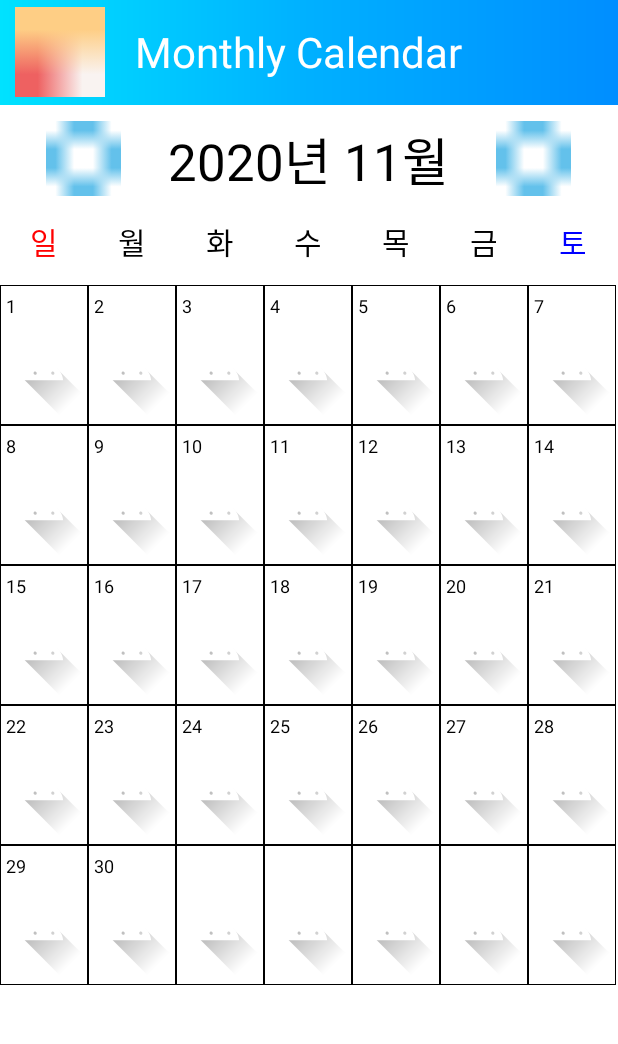
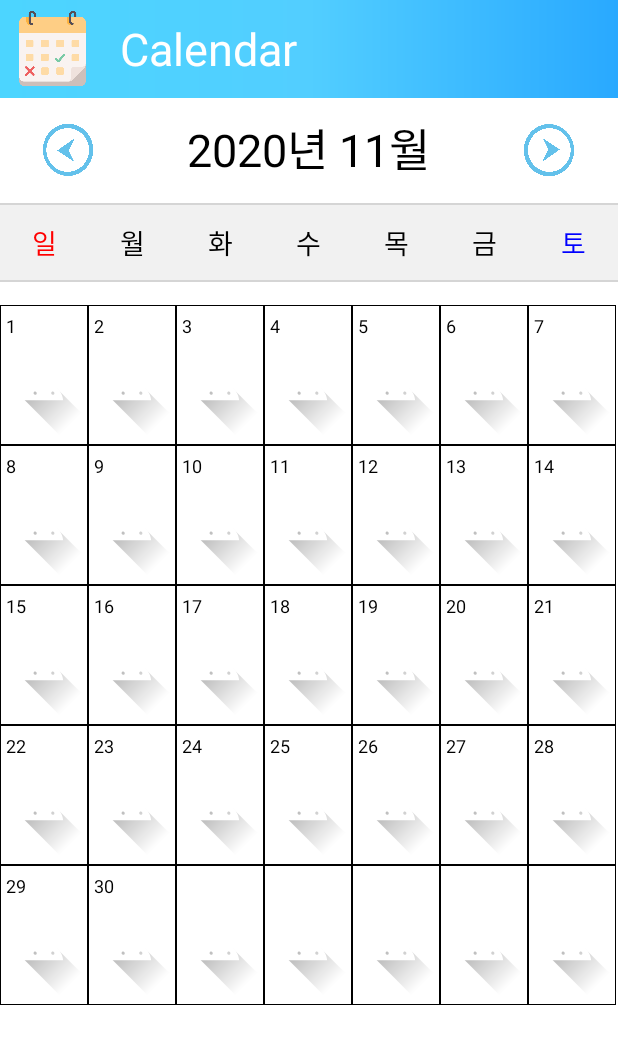
Before and after one commit to dmrkp77/project2_broWithSJ, an Android app: the CalendarActivity screen opened directly, with no data from a screen before it, on a phone screen of 412 x 824 dp. Shown: the top 1044 px of the screen. Run offline under Robolectric (Android 15) with nearby library versions, the phone set to English and light mode, and no system bars.

Commit message:
디자인 색상 변경 및 오류 수정 - 메인 테마 배경색상 변경 (파랑색 계열 그라데이션) - 하단 가이드바 색상 변경 (하늘색 계열) - 달력 이미지 깨지는 오류 수정, 디자인 일부 변경 - 새 액티비티 이동 후 돌아올 시 배너 자동 이동 안되는 현상 고침(오류 수정)

```diff
--- a/app/src/main/java/com/project2/bodycheck/main/ActionHome.java
+++ b/app/src/main/java/com/project2/bodycheck/main/ActionHome.java
@@ -80,22 +80,21 @@ public class ActionHome extends Fragment {
     private Timer timer;
     private final long DELAY_MS = 500;
     private final long PERIOD_MS = 3000;
+    private final Handler handler = new Handler();
+    private final Runnable Update = new Runnable() {
+        @Override
+        public void run() {
+            //이미지 개수 만큼 숫자 조절 필요
+            if(currentPage == 2) { currentPage = 0; }
+            viewPager.setCurrentItem(currentPage++, true);
+        }
+    };
 
     @Override
     public void onCreate(Bundle savedInstanceState) {
         super.onCreate(savedInstanceState);
         setRetainInstance(true);
         this.adapter = new ViewPagerAdapter(getChildFragmentManager());
-        //뷰 페이저 자동 넘김
-        final Handler handler = new Handler();
-        final Runnable Update = new Runnable() {
-            @Override
-            public void run() {
-                //이미지 개수 만큼 숫자 조절 필요
-                if(currentPage == 2) { currentPage = 0; }
-                viewPager.setCurrentItem(currentPage++, true);
-            }
-        };
         //페이지 넘김 시간 조절
         timer = new Timer();
         timer.schedule(new TimerTask() {
@@ -115,6 +114,14 @@ public class ActionHome extends Fragment {
     @Override
     public void onResume() {
         super.onResume();
+        timer.cancel();
+        timer = new Timer();
+        timer.schedule(new TimerTask() {
+            @Override
+            public void run() {
+                handler.post(Update);
+            }
+        }, DELAY_MS, PERIOD_MS);
     }
 
     @Override
--- a/app/src/main/res/drawable-hdpi/item_color.xml
+++ b/app/src/main/res/drawable-hdpi/item_color.xml
@@ -2,5 +2,5 @@
 <selector xmlns:android="http://schemas.android.com/apk/res/android">
     <item android:state_checked="true"
         android:color="#000000"/>
-    <item android:color="#E0DEDE"/>
+    <item android:color="#BDBDBD"/>
 </selector>
--- a/app/src/main/res/drawable/bg_view.xml
+++ b/app/src/main/res/drawable/bg_view.xml
@@ -1,4 +1,4 @@
 <?xml version="1.0" encoding="utf-8"?>
 <shape xmlns:android="http://schemas.android.com/apk/res/android">
-    <solid android:color="#b2d5e5"></solid>
+    <solid android:color="#A5E9FF"></solid>
 </shape>
--- a/app/src/main/res/drawable/gradient_blue.xml
+++ b/app/src/main/res/drawable/gradient_blue.xml
@@ -3,7 +3,7 @@
     <gradient
         android:angle="0"
         android:type="linear"
-        android:startColor="#00E2FF"
-        android:centerColor="#00B0FF"
-        android:endColor="#008EFF" />
+        android:startColor="#4CD5FF"
+        android:centerColor="#52CEFF"
+        android:endColor="#29A9FF" />
 </shape>
--- a/app/src/main/res/layout/activity_content.xml
+++ b/app/src/main/res/layout/activity_content.xml
@@ -22,7 +22,7 @@
         android:layout_marginStart="0dp"
         android:layout_marginEnd="0dp"
         android:layout_weight="1"
-        android:background="#b2d5e5"
+        android:background="#A5E9FF"
         app:itemBackground="@drawable/bg_view"
         app:itemIconTint="@drawable/item_color"
         app:itemTextColor="@drawable/item_color"
--- a/app/src/main/res/layout/calendar.xml
+++ b/app/src/main/res/layout/calendar.xml
@@ -9,14 +9,14 @@
     <LinearLayout
         android:gravity="center"
         android:layout_width="match_parent"
-        android:layout_height="70dp"
+        android:layout_height="65dp"
         android:orientation="horizontal"
         android:background="@drawable/gradient_blue">
 
         <ImageView
             android:layout_marginLeft="10dp"
-            android:layout_width="60dp"
-            android:layout_height="60dp"
+            android:layout_width="50dp"
+            android:layout_height="50dp"
             android:background="@drawable/calendar"/>
 
         <TextView
@@ -25,23 +25,24 @@
             android:layout_height="60dp"
             android:gravity="center_vertical"
             android:paddingLeft="14dp"
-            android:text="Monthly Calendar"
+            android:text="Calendar"
             android:textColor="@color/colorWhite"
-            android:textSize="28sp"/>
+            android:textSize="30sp"/>
 
     </LinearLayout>
 
     <LinearLayout
         android:gravity="center"
-        android:layout_marginTop="6dp"
+        android:layout_marginTop="10dp"
         android:layout_width="match_parent"
-        android:layout_height="60dp"
+        android:layout_height="50dp"
         android:orientation="horizontal">
 
         <Button
             android:id="@+id/move_left"
-            android:layout_width="50dp"
-            android:layout_height="50dp"
+            android:layout_marginRight="15dp"
+            android:layout_width="40dp"
+            android:layout_height="40dp"
             android:textColor="@color/colorSkyBlue"
             android:textSize="30sp"
             android:background="@drawable/left"/>
@@ -50,15 +51,17 @@
             android:gravity="center"
             android:id="@+id/tv_date"
             android:layout_width="250dp"
-            android:layout_height="50dp"
+            android:layout_height="55dp"
             android:text="2020년 9월"
-            android:textSize="34sp"
+            android:textSize="30sp"
+            android:paddingBottom="3dp"
             android:textColor="@color/colorBlack"/>
 
         <Button
             android:id="@+id/move_right"
-            android:layout_width="50dp"
-            android:layout_height="50dp"
+            android:layout_marginLeft="15dp"
+            android:layout_width="40dp"
+            android:layout_height="40dp"
             android:textColor="@color/colorSkyBlue"
             android:textSize="30sp"
             android:background="@drawable/right"/>
@@ -66,15 +69,23 @@
     </LinearLayout>
 
     <LinearLayout
+        android:layout_marginTop="10dp"
+        android:layout_width="match_parent"
+        android:layout_height="1dp"
+        android:orientation="vertical"
+        android:background="#D5D5D5"/>
+
+    <LinearLayout
         android:layout_width="match_parent"
         android:layout_height="50dp"
-        android:orientation="horizontal">
+        android:orientation="horizontal"
+        android:background="#F1F1F1">
 
         <TextView
             android:layout_weight="1"
             android:layout_width="0dp"
             android:layout_height="match_parent"
-            android:textSize="20sp"
+            android:textSize="18sp"
             android:gravity="center"
             android:text="일"
             android:textColor="@color/colorRed"/>
@@ -83,7 +94,7 @@
             android:layout_weight="1"
             android:layout_width="0dp"
             android:layout_height="match_parent"
-            android:textSize="20sp"
+            android:textSize="18sp"
             android:gravity="center"
             android:text="월"
             android:textColor="@color/colorBlack"/>
@@ -92,7 +103,7 @@
             android:layout_weight="1"
             android:layout_width="0dp"
             android:layout_height="match_parent"
-            android:textSize="20sp"
+            android:textSize="18sp"
             android:gravity="center"
             android:text="화"
             android:textColor="@color/colorBlack"/>
@@ -101,7 +112,7 @@
             android:layout_weight="1"
             android:layout_width="0dp"
             android:layout_height="match_parent"
-            android:textSize="20sp"
+            android:textSize="18sp"
             android:gravity="center"
             android:text="수"
             android:textColor="@color/colorBlack"/>
@@ -110,7 +121,7 @@
             android:layout_weight="1"
             android:layout_width="0dp"
             android:layout_height="match_parent"
-            android:textSize="20sp"
+            android:textSize="18sp"
             android:gravity="center"
             android:text="목"
             android:textColor="@color/colorBlack"/>
@@ -119,7 +130,7 @@
             android:layout_weight="1"
             android:layout_width="0dp"
             android:layout_height="match_parent"
-            android:textSize="20sp"
+            android:textSize="18sp"
             android:gravity="center"
             android:text="금"
             android:textColor="@color/colorBlack"/>
@@ -128,21 +139,27 @@
             android:layout_weight="1"
             android:layout_width="0dp"
             android:layout_height="match_parent"
-            android:textSize="20sp"
+            android:textSize="18sp"
             android:gravity="center"
             android:text="토"
             android:textColor="@color/colorBlue"/>
 
     </LinearLayout>
 
+    <LinearLayout
+        android:layout_width="match_parent"
+        android:layout_height="1dp"
+        android:orientation="vertical"
+        android:background="#D5D5D5"/>
+
     <GridView
-        android:layout_marginTop="4dp"
+        android:layout_marginTop="15dp"
         android:id="@+id/gridview"
         android:layout_weight="1"
         android:layout_width="match_parent"
         android:layout_height="0dp"
         android:numColumns="7"
-        android:listSelector="@color/colorTransparent">
+        android:listSelector="#ECECEC">
 
     </GridView>
 
--- a/app/src/main/res/layout/fragment_home.xml
+++ b/app/src/main/res/layout/fragment_home.xml
@@ -4,7 +4,7 @@
     xmlns:tools="http://schemas.android.com/tools"
     android:layout_width="match_parent"
     android:layout_height="match_parent"
-    android:background="@color/homeBackColor"
+    android:background="@drawable/gradient_blue"
     android:orientation="vertical">
 
     <ScrollView
--- a/app/src/main/res/layout/fragment_user.xml
+++ b/app/src/main/res/layout/fragment_user.xml
@@ -6,7 +6,7 @@
     android:layout_height="match_parent"
     android:orientation="vertical"
     tools:context=".main.ActionUser"
-    android:background="@color/homeBackColor">
+    android:background="@drawable/gradient_blue">
 
     <LinearLayout
         android:layout_width="match_parent"
```
Also changed, not shown: app/src/main/res/drawable-hdpi/calendar.png (renamed from app/src/main/res/drawable-anydpi/calendar.png), app/src/main/res/drawable-hdpi/left.png (renamed from app/src/main/res/drawable-anydpi/left.png), app/src/main/res/drawable-hdpi/right.png (renamed from app/src/main/res/drawable-anydpi/right.png).
